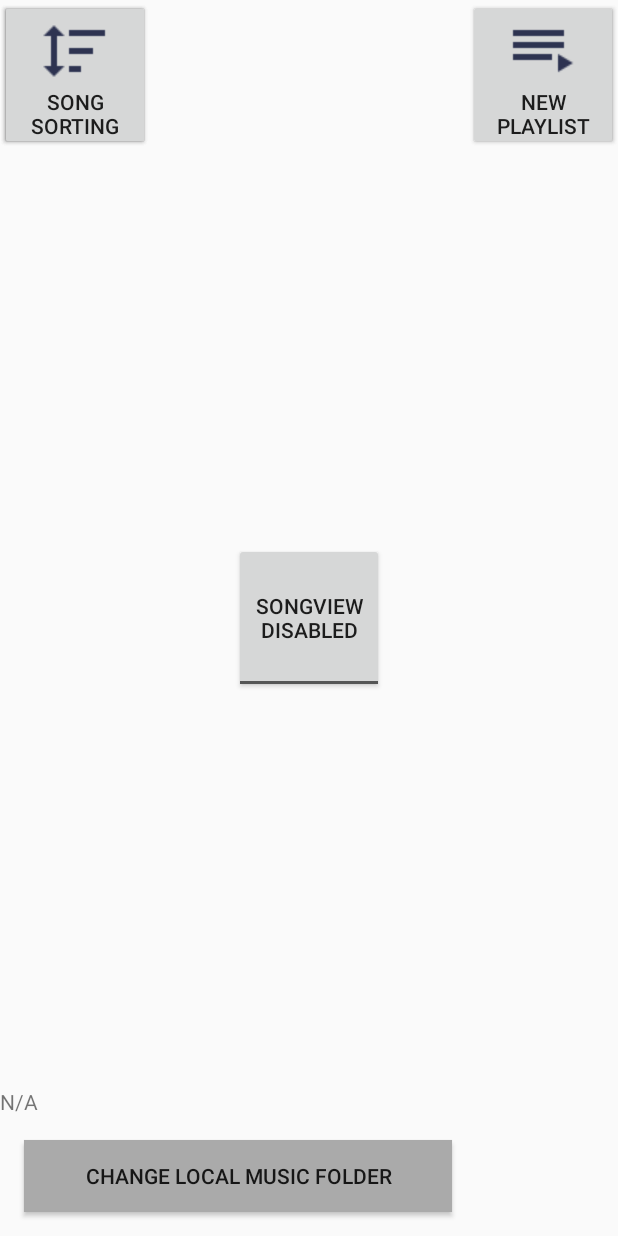
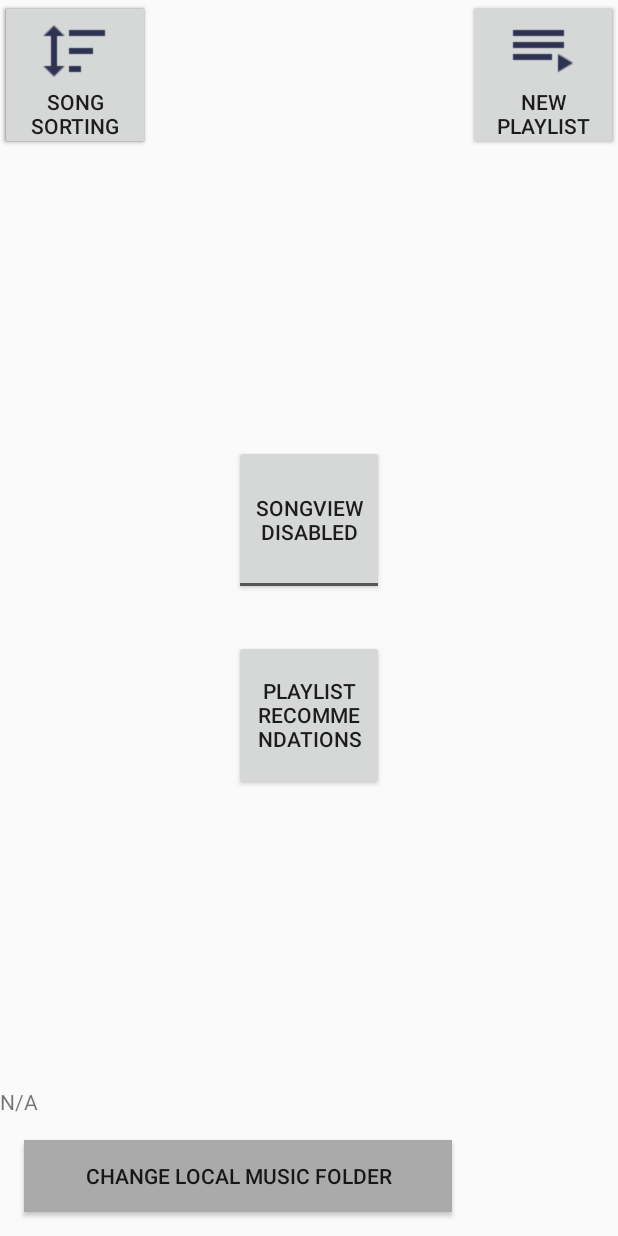
Before and after one commit to trigorob/projectOneStream, an Android app: the EditPlaylistActivity screen opened directly, with no data from a screen before it, after a tap on "SAVE PLAYLIST", on a phone screen of 412 x 824 dp. Run offline under Robolectric (Android 15) with nearby library versions, the light colour scheme and no system bars; libraries missing offline, so code that uses them is left out: com.github.angads25.filepicker, com.spotify.sdk; 7 statements that could not run were skipped.

Commit message:
Added EXPERIMENTAL playlist recommendations. No problems noted but it may need revisions

```diff
--- a/app/src/main/AndroidManifest.xml
+++ b/app/src/main/AndroidManifest.xml
@@ -51,8 +51,14 @@
             android:name=".activity.SongActivity">
         </activity>
         <activity
+            android:windowSoftInputMode="stateAlwaysHidden|adjustNothing"
             android:name=".activity.OneStreamDomainActivity"
             android:label="OneStreamDomainActivity">
+        </activity>
+        <activity
+            android:windowSoftInputMode="stateAlwaysHidden|adjustNothing"
+            android:name=".activity.PlaylistRecommendationsActivity"
+            android:label="PlaylistRecommendationsActivity">
         </activity>
         <activity android:name=".activity.LoginActivity">
             <intent-filter>
--- a/app/src/main/java/music/onestream/activity/EditPlaylistActivity.java
+++ b/app/src/main/java/music/onestream/activity/EditPlaylistActivity.java
@@ -21,7 +21,7 @@ import music.onestream.R;
 import music.onestream.playlist.Playlist;
 import music.onestream.song.SongAdapter;
 import music.onestream.util.AsyncResponse;
-import music.onestream.util.DatabaseActionsHandler;
+import music.onestream.util.RestServiceActionsHandler;
 
 /**
  * Created by ruspe_000 on 2017-02-03.
@@ -31,7 +31,7 @@ public class EditPlaylistActivity extends Activity implements AsyncResponse {
 
     private static Playlist playlist;
     private static Playlist oldPlaylist;
-    private static DatabaseActionsHandler dba;
+    private static RestServiceActionsHandler restActionHandler;
     private static Playlist combinedList;
     private boolean newList = false;
     private static boolean previouslyExisting = false;
@@ -46,8 +46,8 @@ public class EditPlaylistActivity extends Activity implements AsyncResponse {
     public void onCreate(Bundle savedInstanceState) {
         super.onCreate(savedInstanceState);
         setContentView(R.layout.edit_playlist_activity);
-        dba = new DatabaseActionsHandler();
-        dba.SAR = this;
+        restActionHandler = new RestServiceActionsHandler();
+        restActionHandler.SAR = this;
         domain = getDomain();
 
         playlist = (Playlist) getIntent().getSerializableExtra("Playlist");
@@ -202,7 +202,7 @@ public class EditPlaylistActivity extends Activity implements AsyncResponse {
             playlist.setName(oldPlaylist.getName());
             params[0] = "DeletePlaylist";
             params[1] = playlist;
-            dba.execute(params);
+            restActionHandler.execute(params);
 
             ArrayList<Playlist> playlists = OneStreamActivity.getPlaylistHandler().getPlaylists();
             if (playlists != null)
@@ -240,7 +240,7 @@ public class EditPlaylistActivity extends Activity implements AsyncResponse {
         }
         params[1] = playlist;
 
-        dba.execute(params);
+        restActionHandler.execute(params);
 
         playlist.setName(playlistTitle.getText().toString());
         if (playlists != null)
--- a/app/src/main/java/music/onestream/activity/SettingsActivity.java
+++ b/app/src/main/java/music/onestream/activity/SettingsActivity.java
@@ -30,7 +30,6 @@ public class SettingsActivity extends Activity {
     public void onCreate(Bundle savedInstanceState) {
         super.onCreate(savedInstanceState);
         setContentView(R.layout.settings);
-        final View view = (ViewPager) findViewById(R.id.container);
         final Button back = (Button) findViewById(R.id.back);
         back.setOnClickListener(new View.OnClickListener() {
             @Override
@@ -50,6 +49,15 @@ public class SettingsActivity extends Activity {
                 b.putSerializable("combinedList", null);
                 playlist.putExtras(b);
                 startActivityForResult(playlist, 0);
+            }
+        });
+
+        final Button recommendation = (Button) findViewById(R.id.playlistRecommendationButton);
+        recommendation.setOnClickListener(new View.OnClickListener() {
+            @Override
+            public void onClick(View v) {
+                Intent playlistRecommendations = new Intent(v.getContext(), PlaylistRecommendationsActivity.class);
+                startActivityForResult(playlistRecommendations, 0);
             }
         });
 
--- a/app/src/main/java/music/onestream/util/JSONExtractor.java
+++ b/app/src/main/java/music/onestream/util/JSONExtractor.java
@@ -103,6 +103,10 @@ public class JSONExtractor {
     }
 
     public static ArrayList<Playlist> processPlaylistJSON(String output) {
+        if (output == null)
+        {
+            return new ArrayList<Playlist>();
+        }
         ArrayList<Playlist> playlists = new ArrayList<Playlist>();
         try {
             Playlist playlist;
--- a/app/src/main/res/layout/settings.xml
+++ b/app/src/main/res/layout/settings.xml
@@ -9,14 +9,28 @@
     android:fitsSystemWindows="true"
     tools:context="music.onestream.activity.SettingsActivity">
 
+    <LinearLayout
+        android:layout_width="wrap_content"
+        android:layout_height="wrap_content"
+        android:layout_gravity="center"
+        android:orientation="vertical">
+
     <ToggleButton
         android:layout_width="100dp"
         android:layout_height="100dp"
         android:layout_gravity="center"
         android:textOn = "SongView Enabled"
         android:textOff = "SongView Disabled"
-        android:id="@+id/songViewToggleButton" />
+        android:id="@+id/songViewToggleButton"
+        android:layout_marginBottom="30dp"/>
 
+    <Button
+        android:layout_width="100dp"
+        android:layout_height="100dp"
+        android:layout_gravity="center"
+        android:text = "Playlist Recommendations"
+        android:id="@+id/playlistRecommendationButton" />
+    </LinearLayout>
 
     <Button
         android:layout_width="100dp"
```
Also changed, not shown: app/src/main/java/music/onestream/activity/PlaylistRecommendationsActivity.java (added, +132 -0 lines), app/src/main/java/music/onestream/playlist/PlaylistHandler.java (+8 -10 lines), app/src/main/java/music/onestream/util/RestServiceActionsHandler.java (renamed from app/src/main/java/music/onestream/util/DatabaseActionsHandler.java, +35 -7 lines), app/src/main/res/layout/activity_recommendation.xml (added, +43 -0 lines), app/src/main/res/layout/playlist_activity.xml (+5 -5 lines).
